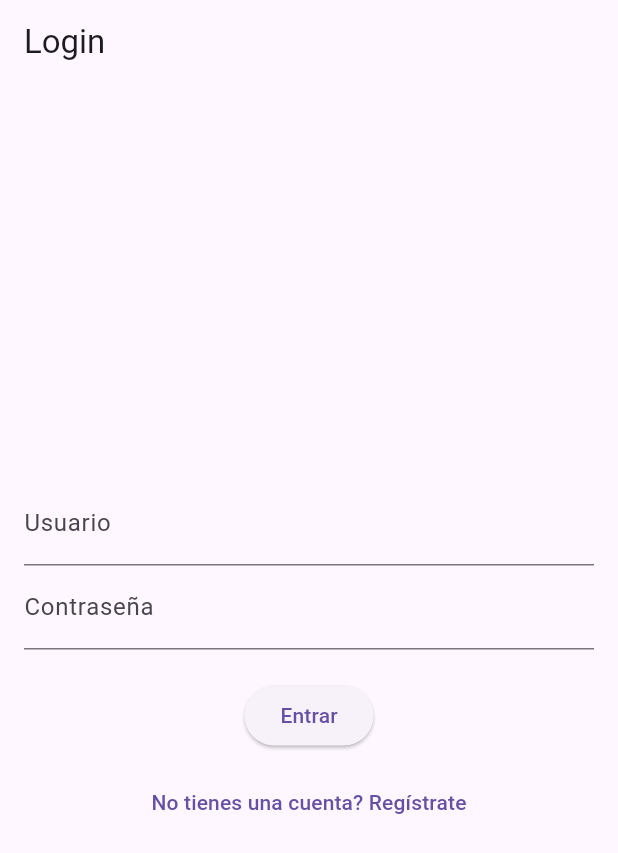
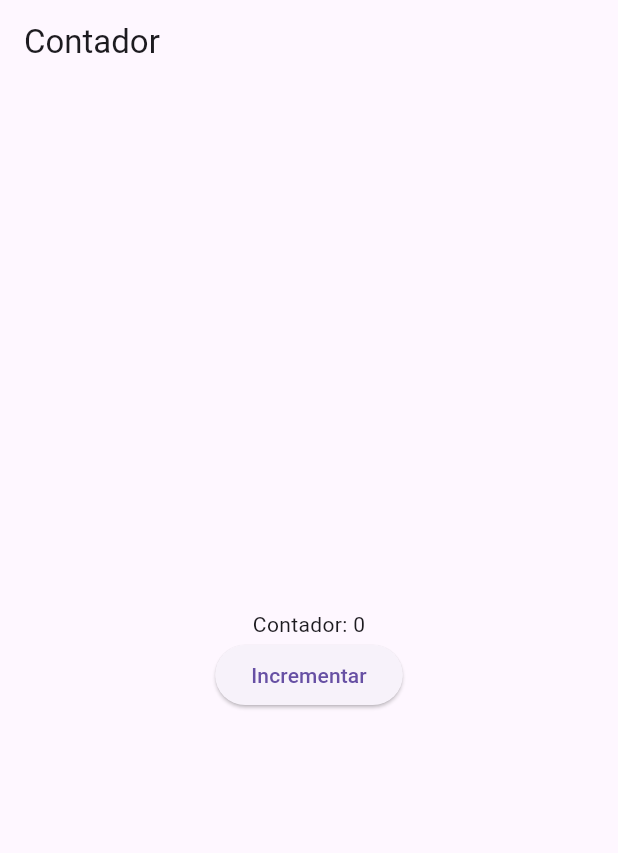
Before and after one commit to A19311032/AplicacionMovil, a Flutter app: the screen it shows after launch, on a phone screen of 412 x 824 dp. Shown: the top 853 px of the screen. Run offline on Flutter 3.47's test engine with Material 3 defaults, Android fonts, the light colour scheme and no system bars; our stand-ins replace image_picker.

Commit message:
Update main.dart

```diff
--- a/lib/main.dart
+++ b/lib/main.dart
@@ -3,8 +3,52 @@ import 'package:image_picker/image_picker.dart';
 import 'dart:io';
 import 'package:intl/intl.dart';
 
+
 void main() {
-  runApp(const MyApp());
+  runApp(MyApp());
+}
+
+class MyApp extends StatelessWidget {
+  @override
+  Widget build(BuildContext context) {
+    return MaterialApp(
+      home: Scaffold(
+        appBar: AppBar(title: Text('Contador')),
+        body: CounterWidget(),
+      ),
+    );
+  }
+}
+
+class CounterWidget extends StatefulWidget {
+  @override
+  _CounterWidgetState createState() => _CounterWidgetState();
+}
+
+class _CounterWidgetState extends State<CounterWidget> {
+  int _counter = 0;
+
+  void _incrementCounter() {
+    setState(() {
+      _counter++;
+    });
+  }
+
+  @override
+  Widget build(BuildContext context) {
+    return Center(
+      child: Column(
+        mainAxisAlignment: MainAxisAlignment.center,
+        children: <Widget>[
+          Text('Contador: $_counter'),
+          ElevatedButton(
+            onPressed: _incrementCounter,
+            child: Text('Incrementar'),
+          ),
+        ],
+      ),
+    );
+  }
 }
 
 class MyApp extends StatelessWidget {
```
